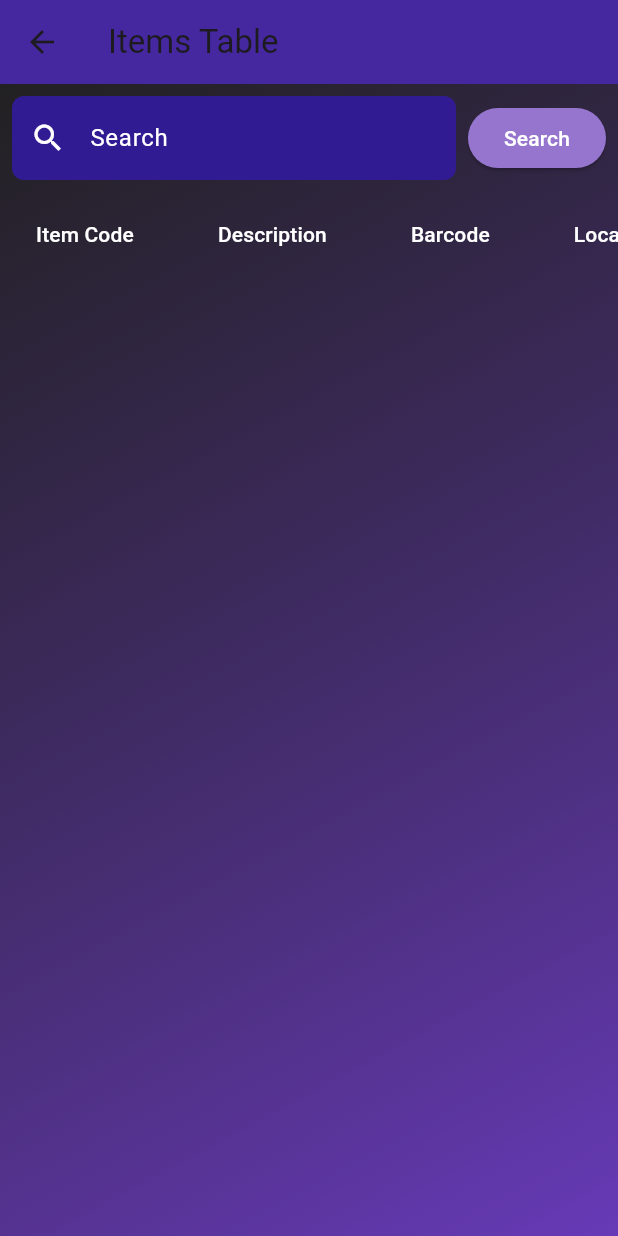
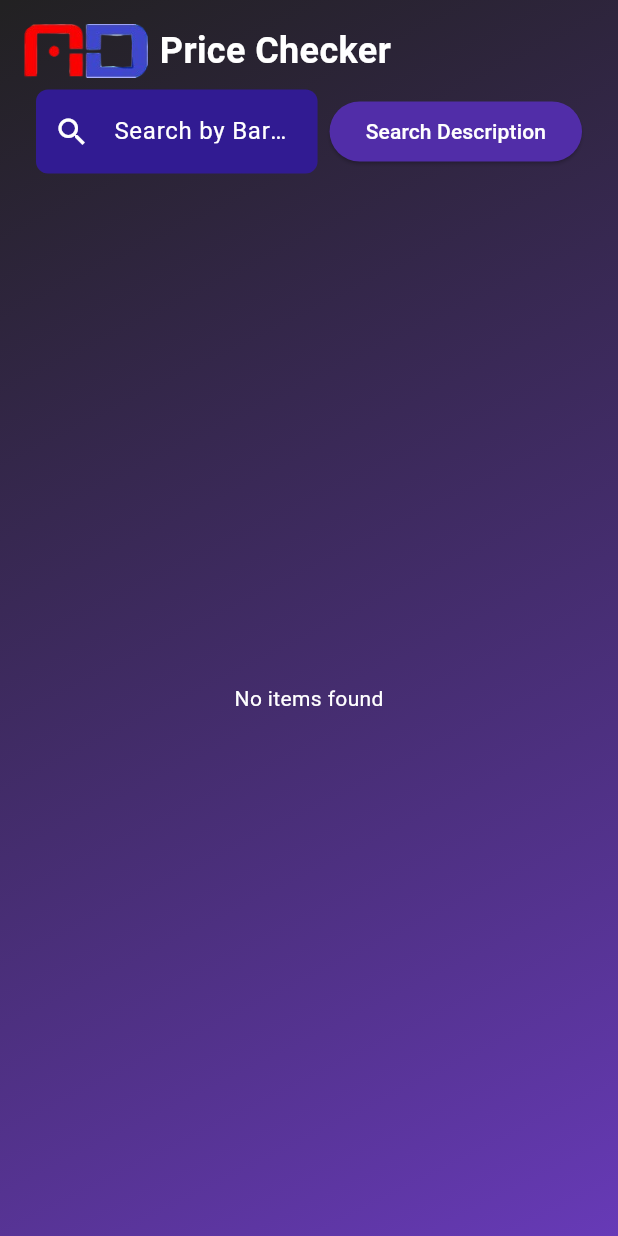
Before and after one commit to PersonX-46/PriceChecker, a Flutter app: the TableScreen screen opened directly, on a phone screen of 412 x 824 dp. Run offline on Flutter 3.47's test engine with Material 3 defaults, Android fonts, the phone set to English and light mode, and no system bars; our stand-ins replace fluttertoast, shared_preferences; missing offline and left inert: mssql_connection; accounts and stored records are empty.

```diff
--- a/lib/table_screen.dart
+++ b/lib/table_screen.dart
@@ -13,8 +13,6 @@ class _TableScreenState extends State<TableScreen> {
   List<Map<String, dynamic>> _items = [];
   List<Map<String, dynamic>> _filteredItems = [];
   bool _isLoading = true;
-  String _searchQuery = "";
-  bool _searchByDescription = false;
   TextEditingController searchController = TextEditingController();
 
   @override
@@ -28,7 +26,7 @@ class _TableScreenState extends State<TableScreen> {
       await _dbConnection.initConnection();
       await _dbConnection.fetchAllItems();
       setState(() {
-        _items = _dbConnection.getFetchedItems();
+        _items = _dbConnection.getFetchedItems() ?? [];
         _filteredItems = _items.take(50).toList(); // Limit to first 50 items
         _isLoading = false;
       });
@@ -44,7 +42,10 @@ class _TableScreenState extends State<TableScreen> {
     setState(() {
       final filtered = _items
           .where((item) =>
-          item['Description'].toString().toLowerCase().contains(query.toLowerCase()))
+          (item['Description'] ?? '')
+              .toString()
+              .toLowerCase()
+              .contains(query.toLowerCase()))
           .toList();
       _filteredItems = filtered.take(50).toList(); // Apply limit to filtered results
     });
@@ -52,19 +53,18 @@ class _TableScreenState extends State<TableScreen> {
 
   void _getItemByBarcode(String barcode) {
     setState(() {
-      final foundItems = _items.where((item) => item['Barcode'] == barcode).toList();
+      final foundItems = _items
+          .where((item) => item['Barcode']?.toString() == barcode)
+          .toList();
       _filteredItems = foundItems.take(50).toList();
     });
   }
 
-
   @override
   Widget build(BuildContext context) {
+    double screenWidth = MediaQuery.of(context).size.width;
+    bool isSmallScreen = screenWidth < 600;
     return Scaffold(
-      appBar: AppBar(
-        title: const Text("Items Table"),
-        backgroundColor: Colors.deepPurple[800],
-      ),
       body: Container(
         decoration: const BoxDecoration(
           gradient: LinearGradient(
@@ -79,8 +79,34 @@ class _TableScreenState extends State<TableScreen> {
             color: Colors.white,
           ),
         )
-            : Column(
+            : SafeArea(
+          child: Padding(
+            padding: EdgeInsets.all(16),
+            child: Column(
               children: [
+                Row(
+                  mainAxisAlignment: MainAxisAlignment.start,
+                  children: [
+                    Image.asset(
+                      'assets/images/logo.png',
+                      width: isSmallScreen
+                          ? screenWidth * 0.2
+                          : screenWidth * 0.1, // Adjust size based on screen
+                    ),
+                    const SizedBox(width: 8), // Fixed spacing
+                    Flexible(
+                      child: Text(
+                        "Price Checker",
+                        style: TextStyle(
+                          fontSize: isSmallScreen ? 24 : 32,
+                          fontWeight: FontWeight.bold,
+                          color: Colors.white,
+                        ),
+                        overflow: TextOverflow.ellipsis, // Prevent overflow
+                      ),
+                    ),
+                  ],
+                ),
                 Padding(
                   padding: const EdgeInsets.all(8.0),
                   child: Row(
@@ -89,7 +115,7 @@ class _TableScreenState extends State<TableScreen> {
                         child: TextField(
                           controller: searchController,
                           decoration: InputDecoration(
-                        labelText: "Search",
+                            labelText: "Search by Barcode",
                             labelStyle: const TextStyle(color: Colors.white),
                             filled: true,
                             fillColor: Colors.deepPurple[900],
@@ -97,7 +123,8 @@ class _TableScreenState extends State<TableScreen> {
                               borderRadius: BorderRadius.circular(8.0),
                               borderSide: BorderSide.none,
                             ),
-                        prefixIcon: const Icon(Icons.search, color: Colors.white),
+                            prefixIcon:
+                            const Icon(Icons.search, color: Colors.white),
                           ),
                           style: const TextStyle(color: Colors.white),
                           onChanged: _getItemByBarcode,
@@ -109,12 +136,10 @@ class _TableScreenState extends State<TableScreen> {
                           _filterItemsByDescription(searchController.text);
                         },
                         style: ElevatedButton.styleFrom(
-                      backgroundColor: _searchByDescription
-                          ? Colors.deepPurple[700]
-                          : Colors.deepPurple[300],
+                          backgroundColor: Colors.deepPurple[700],
                         ),
                         child: const Text(
-                      "Search",
+                          "Search Description",
                           style: TextStyle(color: Colors.white),
                         ),
                       ),
@@ -122,40 +147,62 @@ class _TableScreenState extends State<TableScreen> {
                   ),
                 ),
                 Expanded(
-              child: SingleChildScrollView(
+                  child: _filteredItems.isEmpty
+                      ? const Center(
+                    child: Text(
+                      "No items found",
+                      style: TextStyle(color: Colors.white),
+                    ),
+                  )
+                      : SingleChildScrollView(
                     scrollDirection: Axis.horizontal,
                     child: SingleChildScrollView(
-                  scrollDirection: Axis.vertical, // Enable vertical scrolling
+                      scrollDirection: Axis.vertical,
                       child: DataTable(
                         columns: const [
                           DataColumn(
                             label: Text("Item Code",
-                              style: TextStyle(color: Colors.white))),
+                                style: TextStyle(color: Colors.white)),
+                          ),
                           DataColumn(
                             label: Text("Description",
-                              style: TextStyle(color: Colors.white))),
+                                style: TextStyle(color: Colors.white)),
+                          ),
                           DataColumn(
                             label: Text("Barcode",
-                              style: TextStyle(color: Colors.white))),
+                                style: TextStyle(color: Colors.white)),
+                          ),
                           DataColumn(
                             label: Text("Location",
-                              style: TextStyle(color: Colors.white))),
+                                style: TextStyle(color: Colors.white)),
+                          ),
                           DataColumn(
                             label: Text("Price",
-                              style: TextStyle(color: Colors.white))),
+                                style: TextStyle(color: Colors.white)),
+                          ),
                         ],
                         rows: _filteredItems.map((item) {
                           return DataRow(cells: [
-                        DataCell(Text(item['ItemCode'] ?? "",
-                            style: const TextStyle(color: Colors.white))),
-                        DataCell(Text(item['Description'] ?? "",
-                            style: const TextStyle(color: Colors.white))),
-                        DataCell(Text(item['Barcode'] ?? "",
-                            style: const TextStyle(color: Colors.white))),
-                        DataCell(Text(item['Location'] ?? "",
-                            style: const TextStyle(color: Colors.white))),
-                        DataCell(Text(item['PosUnitPrice'].toString(),
-                            style: const TextStyle(color: Colors.white))),
+                            DataCell(Text(
+                              item['ItemCode'] ?? "",
+                              style: const TextStyle(color: Colors.white),
+                            )),
+                            DataCell(Text(
+                              item['Description'] ?? "",
+                              style: const TextStyle(color: Colors.white),
+                            )),
+                            DataCell(Text(
+                              item['Barcode'] ?? "",
+                              style: const TextStyle(color: Colors.white),
+                            )),
+                            DataCell(Text(
+                              item['Location'] ?? "",
+                              style: const TextStyle(color: Colors.white),
+                            )),
+                            DataCell(Text(
+                              item['PosUnitPrice']?.toString() ?? "",
+                              style: const TextStyle(color: Colors.white),
+                            )),
                           ]);
                         }).toList(),
                       ),
@@ -164,6 +211,8 @@ class _TableScreenState extends State<TableScreen> {
                 ),
               ],
             ),
+          )
+        ),
       ),
     );
   }
```
Lines whose indentation alone changed are shown as unchanged.
